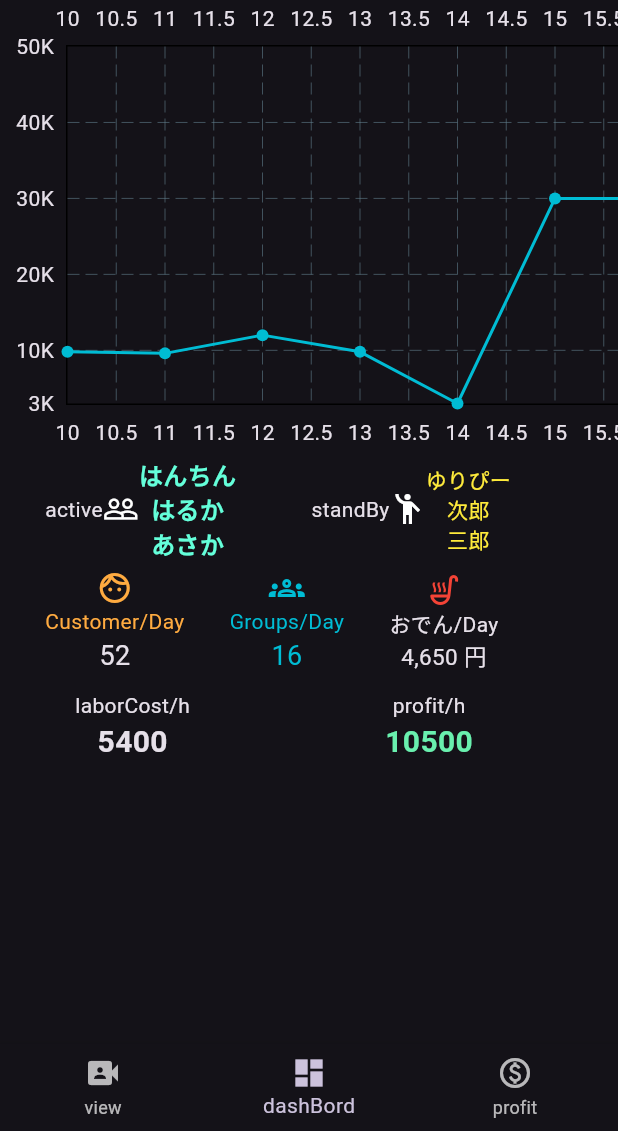
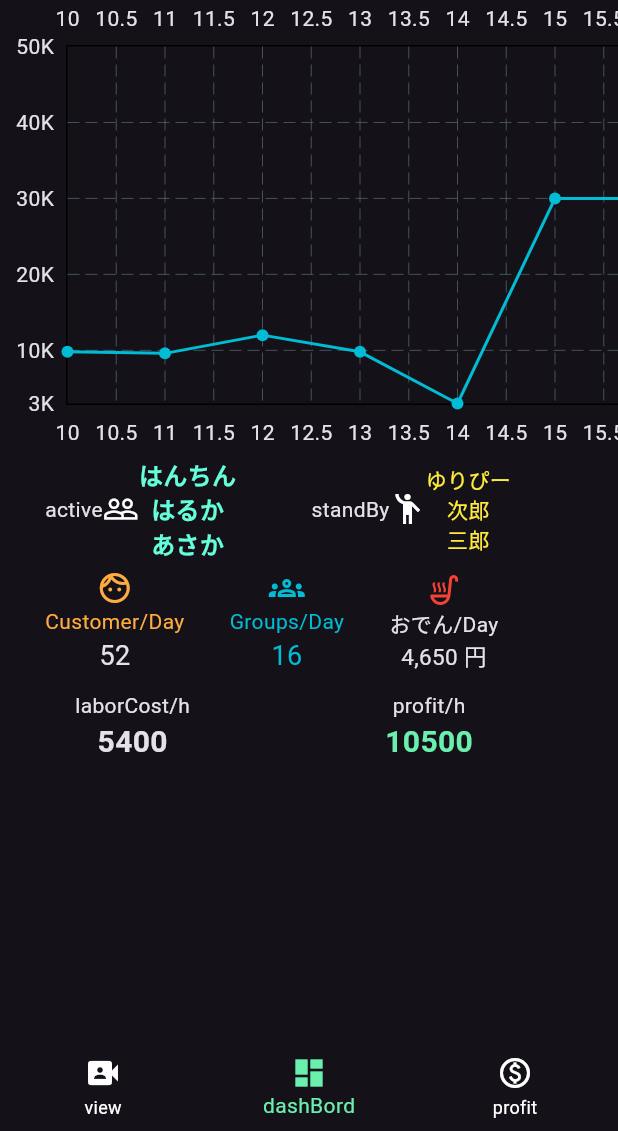
Before and after one commit to key-matrix/democracity, a Flutter app: the AppTop screen opened directly, on a phone screen of 412 x 824 dp, the part 105-1236 px from its top. Run offline on Flutter 3.47's test engine with Material 3 defaults, Android fonts, the phone set to English and light mode, and no system bars; drawn by our look-alikes of fl_chart, marquee; our stand-ins replace flutter_riverpod, settings_ui.

Commit message:
refactor-機能修正,const追加

```diff
--- a/lib/sampleSources_rbm/view/view_widget/common_widget/parts/app_bar.dart
+++ b/lib/sampleSources_rbm/view/view_widget/common_widget/parts/app_bar.dart
@@ -1,6 +1,7 @@
 import 'package:flutter/material.dart';
 import 'package:flutter_riverpod/flutter_riverpod.dart';
 import 'package:marquee/marquee.dart';
+
 import '../../../functions.dart';
 
 ///共通画面ヘッダ　設定ボタン(通知[バイト入室記録、お会計アラート、注文経過時間、在庫切れアラート])
@@ -55,8 +56,8 @@ class SettingsAppbar extends ConsumerWidget {
     return AppBar(
       // 左側戻る 不要
       leading: TextButton(
-        child: Row(
-          children: const [
+        child: const Row(
+          children: [
             Icon(
               Icons.clear_sharp,
             ),
--- a/lib/sampleSources_rbm/view/view_widget/screen/addmin/dash_board_screen/dash_board_screen.dart
+++ b/lib/sampleSources_rbm/view/view_widget/screen/addmin/dash_board_screen/dash_board_screen.dart
@@ -34,12 +34,12 @@ class DashBoardScreen extends ConsumerWidget {
             const ActiveMember(),
             ////////////////////////////////////////////////////
             // todo 現在の客数 押下時（滞在時間、使用金額、注文履歴）
-            Padding(
-              padding: const EdgeInsets.only(top: 6.0, left: 30),
+            const Padding(
+              padding: EdgeInsets.only(top: 6.0, left: 30),
               child: Row(
                 children: [
                   Column(
-                    children: const [
+                    children: [
                       Icon(Icons.face_unlock_outlined,
                           color: Colors.orangeAccent),
                       Text(
@@ -56,9 +56,9 @@ class DashBoardScreen extends ConsumerWidget {
                   ),
                   //グループ数
                   Padding(
-                    padding: const EdgeInsets.only(left: 30.0),
+                    padding: EdgeInsets.only(left: 30.0),
                     child: Column(
-                      children: const [
+                      children: [
                         Icon(Icons.groups_outlined, color: Colors.cyan),
                         Text(
                           "Groups/Day",
@@ -78,9 +78,9 @@ class DashBoardScreen extends ConsumerWidget {
                   ),
                   //おでん客
                   Padding(
-                    padding: const EdgeInsets.only(left: 30.0),
+                    padding: EdgeInsets.only(left: 30.0),
                     child: Column(
-                      children: const [
+                      children: [
                         Icon(Icons.soup_kitchen_outlined, color: Colors.red),
                         Text("おでん/Day"),
                         Text(
@@ -97,12 +97,12 @@ class DashBoardScreen extends ConsumerWidget {
             //
             ////////////////////////////////////////////////////
             //  時間コスト表示
-            Padding(
-              padding: const EdgeInsets.only(
+            const Padding(
+              padding: EdgeInsets.only(
                 top: 10.0,
               ),
               child: Row(
-                children: const [
+                children: [
                   HourCostTxt(),
                   //  時間収入表示
                   HourProfit(),
--- a/lib/views/home/app_top.dart
+++ b/lib/views/home/app_top.dart
@@ -47,7 +47,7 @@ class _AppTopState extends ConsumerState<AppTop> {
   Calculate calculate = Calculate();
 
   @override
-  Widget build(BuildContext conte_isObscurext) {
+  Widget build(BuildContext context) {
     return Scaffold(
         endDrawer: const CommonDrawer(),
 
@@ -61,6 +61,8 @@ class _AppTopState extends ConsumerState<AppTop> {
         ),
         body: _screens[_selectedIndex],
         bottomNavigationBar: BottomNavigationBar(
+          unselectedItemColor: Colors.white,
+          selectedItemColor: Colors.greenAccent,
           currentIndex: _selectedIndex,
           onTap: _onItemTapped,
           items: const <BottomNavigationBarItem>[
--- a/lib/views/z_common_snipets/head_and_bottom/com_bottom.dart
+++ b/lib/views/z_common_snipets/head_and_bottom/com_bottom.dart
@@ -25,7 +25,7 @@ class BottomNaviBar extends ConsumerWidget {
           ),
           label: const Text('timeSchedule'),
           style: ElevatedButton.styleFrom(
-            foregroundColor: Colors.white,
+            foregroundColor: Colors.green,
             backgroundColor: Colors.green,
           ),
           onPressed: () {},
@@ -38,7 +38,7 @@ class BottomNaviBar extends ConsumerWidget {
           ),
           label: const Text('top'),
           style: ElevatedButton.styleFrom(
-            foregroundColor: Colors.white,
+            foregroundColor: Colors.green,
             backgroundColor: Colors.green,
           ),
           onPressed: () {},
@@ -51,7 +51,7 @@ class BottomNaviBar extends ConsumerWidget {
           ),
           label: const Text('history'),
           style: ElevatedButton.styleFrom(
-            foregroundColor: Colors.white,
+            foregroundColor: Colors.green,
             backgroundColor: Colors.green,
           ),
           onPressed: () {},
```
Also changed, not shown: lib/sampleSources_rbm/view/view_widget/common_widget/parts/bottom_navi_bar.dart (+6 -6 lines).
